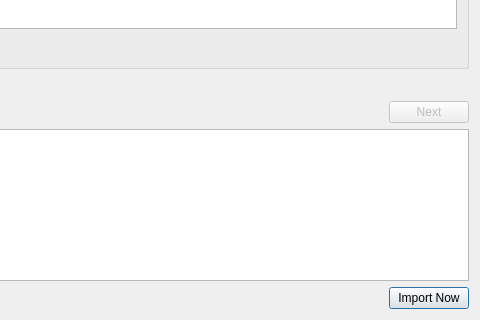
First picture: the form in importer/queuewindow.ui, repository trafficman/commcut, before the edit; both pictures show x 340 to 820 and y 400 to 720 of the 820 by 720 pixel window.
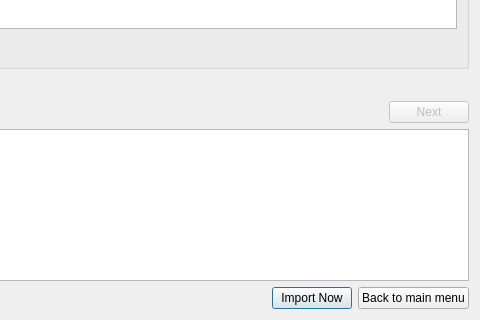
Second picture: the form after the edit. Custom widgets are drawn as their Qt base class.

Patch:
```diff
--- a/importer/queuewindow.ui
+++ b/importer/queuewindow.ui
@@ -293,6 +293,19 @@
        </property>
       </widget>
      </item>
+     <item>
+      <widget class="QPushButton" name="buttonMenu">
+       <property name="visible">
+        <bool>false</bool>
+       </property>
+       <property name="toolTip">
+        <string>Close this window. The main menu comes back, and every clip stays in the import folder exactly as it is — nothing is lost and nothing has to be finished.</string>
+       </property>
+       <property name="text">
+        <string>Back to main menu</string>
+       </property>
+      </widget>
+     </item>
     </layout>
    </item>
   </layout>
```
